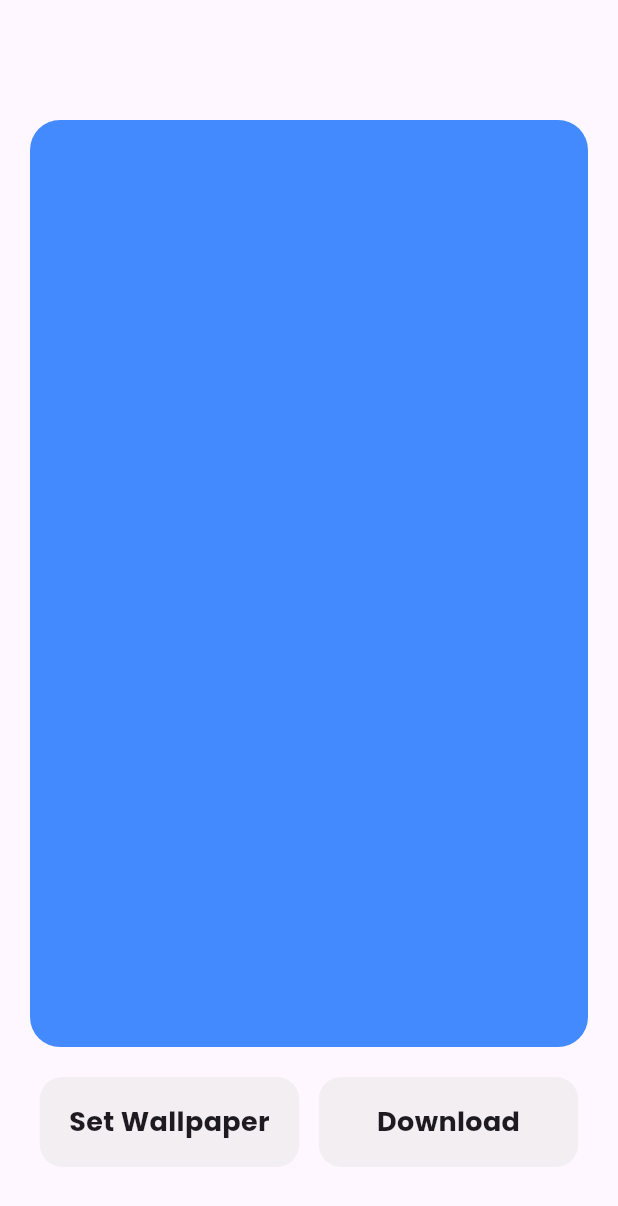
After one commit to tarunn04/flutter_wallpaper_app, a Flutter app: the WallpaperPage screen opened by its route, on a phone screen of 412 x 824 dp. The commit adds this screen. Shown: the top 1206 px of the screen. Run offline on Flutter 3.47's test engine with Material 2 defaults, Android fonts, the phone set to English and light mode, and no system bars; our stand-ins replace get, google_fonts.

Commit message:
WallpaperPage UI

```diff
--- a/lib/pages/category.dart
+++ b/lib/pages/category.dart
@@ -1,5 +1,6 @@
 import 'package:flutter/material.dart';
-import 'package:flutter_staggered_grid_view/flutter_staggered_grid_view.dart';
+import 'package:get/get_core/src/get_main.dart';
+import 'package:get/get_navigation/get_navigation.dart';
 import 'package:google_fonts/google_fonts.dart';
 
 class Category extends StatelessWidget {
@@ -23,7 +24,7 @@ class Category extends StatelessWidget {
                 ),
             Expanded(
               child: GridView.builder(
-                padding: EdgeInsets.symmetric(vertical: 20),
+                padding: const EdgeInsets.symmetric(vertical: 20),
                 itemCount: 20,
                 gridDelegate: const SliverGridDelegateWithFixedCrossAxisCount(
                   crossAxisCount: 2,
@@ -32,12 +33,17 @@ class Category extends StatelessWidget {
                   childAspectRatio: 0.7
                   ),
                 itemBuilder: (context, index) {
-                  return Container(
-                    decoration: BoxDecoration(
-                      color: Colors.green,
-                      borderRadius: BorderRadius.all(Radius.circular(10))
+                  return InkWell(
+                    onTap: () {
+                      Get.toNamed("/wallpaperPage");
+                    },
+                    child: Container(
+                      decoration: const BoxDecoration(
+                        color: Colors.green,
+                        borderRadius: BorderRadius.all(Radius.circular(10))
+                      ),
+
                     ),
-
                   );
                 },),
 
--- /dev/null
+++ b/lib/pages/wallpaper_page.dart
@@ -0,0 +1,65 @@
+import 'package:flutter/material.dart';
+import 'package:google_fonts/google_fonts.dart';
+
+class WallpaperPage extends StatelessWidget {
+  const WallpaperPage({super.key});
+
+  @override
+  Widget build(BuildContext context) {
+    return Scaffold(
+      body: Padding(
+        padding: const EdgeInsets.all(20.0),
+        child: Column(
+          children: [
+            const SizedBox(height: 60,),
+            Container(
+              height: MediaQuery.of(context).size.height*0.75,
+              width:  MediaQuery.of(context).size.width,
+              decoration: const BoxDecoration(
+                color: Colors.blueAccent,
+                borderRadius: BorderRadius.all(Radius.circular(20)),
+              ),
+            ),
+            const SizedBox(height: 20,),
+            Row(
+              mainAxisAlignment: MainAxisAlignment.spaceAround,
+              children: [
+                Container(
+                  height: 60,
+                  width: MediaQuery.of(context).size.width*0.42,
+                  decoration: const BoxDecoration(
+                    borderRadius: BorderRadius.all(Radius.circular(15)),
+                    color: Color.fromARGB(130, 233, 229, 229),
+                  ),
+                  child: Center(
+                    child: Text("Set Wallpaper",
+                    style: TextStyle(
+                      fontSize: 18,
+                      fontFamily: GoogleFonts.poppins().fontFamily,
+                      fontWeight: FontWeight.bold,
+                    ),
+                  )),
+                ),
+                Container(
+                  height: 60,
+                  width: MediaQuery.of(context).size.width*0.42,
+                  decoration: const BoxDecoration(
+                    borderRadius: BorderRadius.all(Radius.circular(15)),
+                    color: Color.fromARGB(130, 233, 229, 229),
+                  ),
+                  child: Center(child: Text("Download",
+                    style: TextStyle(
+                      fontSize: 18,
+                      fontFamily: GoogleFonts.poppins().fontFamily,
+                      fontWeight: FontWeight.bold,
+                    ),
+                  )),
+                ),
+              ],
+            ),
+          ],
+        ),
+      ),
+    );
+  }
+}
--- a/lib/utils/routes.dart
+++ b/lib/utils/routes.dart
@@ -1,6 +1,7 @@
 import 'package:get/route_manager.dart';
 import 'package:wallpaper_app/pages/category.dart';
 import 'package:wallpaper_app/pages/home_screen.dart';
+import 'package:wallpaper_app/pages/wallpaper_page.dart';
 
 appRoutes ()=> [
   GetPage(name: '/',
@@ -14,5 +15,10 @@ appRoutes ()=> [
    transition: Transition.noTransition,
    ),
 
+  GetPage(name: '/wallpaperPage',
+   page: () => const WallpaperPage(),
+   transition: Transition.noTransition,
+   ),
+
 
 ];
```
